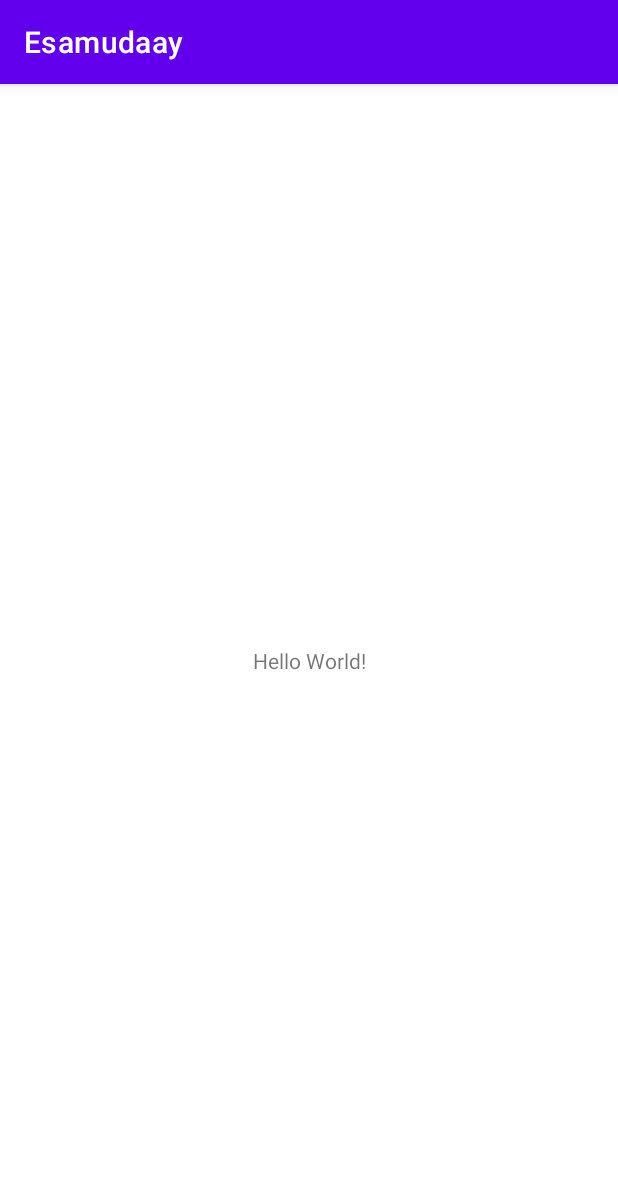
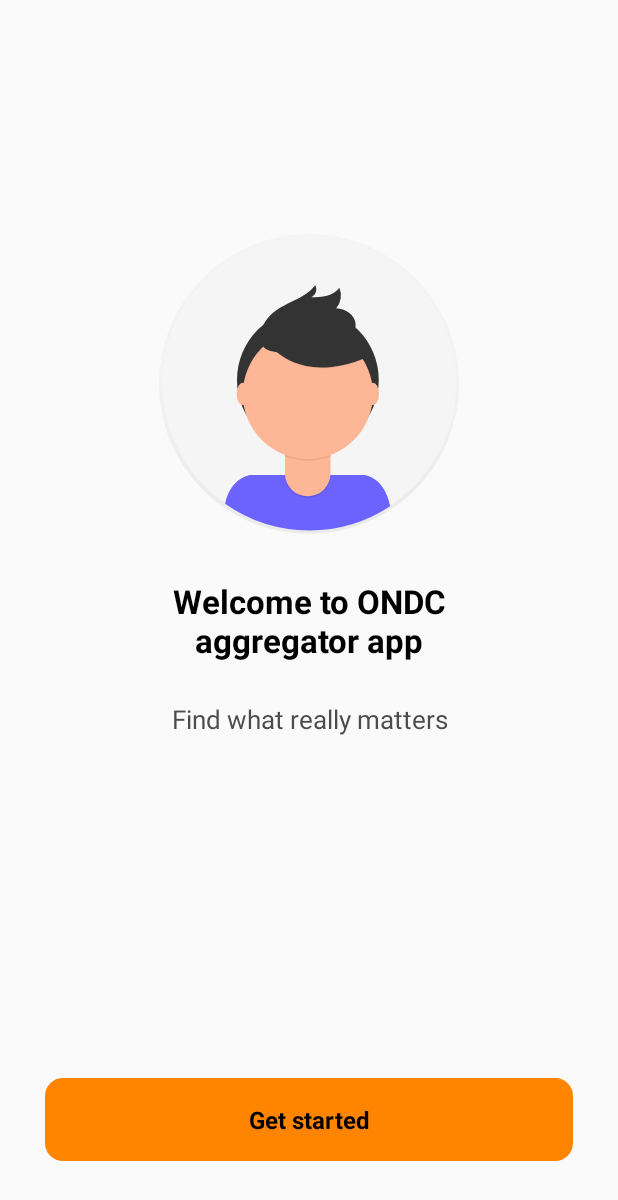
Before and after one commit to vishal719/Esamudaay, an Android app: the screen it shows after launch (MainActivity before the commit, GetStartedActivity after it), on a phone screen of 412 x 824 dp. Shown: the top 1200 px of the screen. Run offline under Robolectric (Android 15) with nearby library versions, the phone set to English and light mode, and no system bars; our stand-ins replace Firebase (no records; nobody signed in at launch, a user with empty details on screens opened directly).

Commit message:
first ui get started AND project setup

```diff
--- /dev/null
+++ b/app/src/main/java/com/example/esamudaay/GetStartedActivity.java
@@ -0,0 +1,163 @@
+package com.example.esamudaay;
+
+import androidx.annotation.NonNull;
+import androidx.annotation.Nullable;
+import androidx.annotation.RequiresApi;
+import androidx.appcompat.app.AppCompatActivity;
+import androidx.appcompat.app.AppCompatDelegate;
+
+import android.app.Activity;
+import android.content.Intent;
+import android.graphics.Color;
+import android.os.Build;
+import android.os.Bundle;
+import android.view.View;
+import android.view.Window;
+import android.view.WindowManager;
+import android.widget.Toast;
+
+import com.example.esamudaay.databinding.ActivityGetStartedBinding;
+import com.google.android.gms.auth.api.signin.GoogleSignIn;
+import com.google.android.gms.auth.api.signin.GoogleSignInAccount;
+import com.google.android.gms.auth.api.signin.GoogleSignInClient;
+import com.google.android.gms.auth.api.signin.GoogleSignInOptions;
+import com.google.android.gms.common.api.ApiException;
+import com.google.android.gms.tasks.OnCompleteListener;
+import com.google.android.gms.tasks.Task;
+import com.google.firebase.auth.AuthCredential;
+import com.google.firebase.auth.AuthResult;
+import com.google.firebase.auth.FirebaseAuth;
+import com.google.firebase.auth.FirebaseUser;
+import com.google.firebase.auth.GoogleAuthProvider;
+import com.google.firebase.database.FirebaseDatabase;
+
+import java.util.Objects;
+
+public class GetStartedActivity extends AppCompatActivity {
+    private static final int RC_SIGN_IN =100 ;
+    ActivityGetStartedBinding binding;
+    private GoogleSignInClient mGoogleSignInClient;
+    FirebaseDatabase database;
+
+    public static void setWindowFlag(Activity activity, final int bits, boolean on) {
+        Window win = activity.getWindow();
+        WindowManager.LayoutParams winParams = win.getAttributes();
+        if (on) {
+            winParams.flags |= bits;
+        } else {
+            winParams.flags &= ~bits;
+        }
+        win.setAttributes(winParams);
+    }
+    @RequiresApi(api = Build.VERSION_CODES.M)
+    public void hideStatus(){
+        /* To make the status bar transparent*/
+
+        getWindow().getDecorView().setSystemUiVisibility(View.SYSTEM_UI_FLAG_LAYOUT_STABLE | View.SYSTEM_UI_FLAG_LAYOUT_FULLSCREEN );
+
+        setWindowFlag(this, WindowManager.LayoutParams.FLAG_TRANSLUCENT_STATUS, false);
+        getWindow().setStatusBarColor(Color.TRANSPARENT);
+    }
+
+    @Override
+    protected void onCreate(Bundle savedInstanceState) {
+        AppCompatDelegate.setDefaultNightMode(AppCompatDelegate.MODE_NIGHT_NO);
+        super.onCreate(savedInstanceState);
+        binding = ActivityGetStartedBinding.inflate(getLayoutInflater());
+        setContentView(binding.getRoot());
+
+        getWindow().getDecorView().setSystemUiVisibility(View.SYSTEM_UI_FLAG_LIGHT_STATUS_BAR);
+        if(Build.VERSION.SDK_INT >= Build.VERSION_CODES.M)
+            hideStatus();
+        database = FirebaseDatabase.getInstance("https://esamudaay-4ae43-default-rtdb.asia-southeast1.firebasedatabase.app/");
+
+
+        FirebaseUser currentUser = FirebaseAuth.getInstance().getCurrentUser();
+        checkUsername(currentUser);
+
+        binding.signin.setOnClickListener(new View.OnClickListener() {
+            @Override
+            public void onClick(View v) {
+
+                signIn();
+            }
+        });
+
+        // Configure Google Sign In
+        GoogleSignInOptions gso = new GoogleSignInOptions.Builder(GoogleSignInOptions.DEFAULT_SIGN_IN)
+                .requestIdToken(getString(R.string.default_web_client_id))
+                .requestEmail()
+                .build();
+
+        mGoogleSignInClient = GoogleSignIn.getClient(this, gso);
+        FirebaseAuth firebaseAuth = FirebaseAuth.getInstance();
+
+    }
+
+    private void signIn() {
+        mGoogleSignInClient.signOut();
+        Intent signInIntent = mGoogleSignInClient.getSignInIntent();
+        startActivityForResult(signInIntent, RC_SIGN_IN);
+    }
+
+    @Override
+    protected void onActivityResult(int requestCode, int resultCode, @Nullable Intent data) {
+        super.onActivityResult(requestCode, resultCode, data);
+        // Result returned from launching the Intent from GoogleSignInApi.getSignInIntent(...);
+        if (requestCode == RC_SIGN_IN) {
+            Task<GoogleSignInAccount> task = GoogleSignIn.getSignedInAccountFromIntent(data);
+            try {
+                // Google Sign In was successful, authenticate with Firebase
+                GoogleSignInAccount account = task.getResult(ApiException.class);
+                firebaseAuthWithGoogle(account.getIdToken());
+            } catch (ApiException e) {
+                // Google Sign In failed, update UI appropriately
+            }
+        }
+    }
+    private void firebaseAuthWithGoogle(String idToken) {
+        AuthCredential credential = GoogleAuthProvider.getCredential(idToken, null);
+        FirebaseAuth.getInstance().signInWithCredential(credential)
+                .addOnCompleteListener(this, new OnCompleteListener<AuthResult>() {
+                    @Override
+                    public void onComplete(@NonNull Task<AuthResult> task) {
+                        if (task.isSuccessful()) {
+                            // Sign in success, update UI with the signed-in user's information
+
+                            boolean isNew = Objects.requireNonNull(task.getResult().getAdditionalUserInfo()).isNewUser();
+                            FirebaseUser user = FirebaseAuth.getInstance().getCurrentUser();
+
+//                            if(isNew){
+//                                database.getReference().child("Incomplete_login").child(FirebaseAuth.getInstance().getUid()).setValue(FirebaseAuth.getInstance().getUid());
+//                                Intent intent = new Intent(GetStartedActivity.this,UserDetailActivity.class);
+//                                intent.putExtra("msg", "false");
+//                                Toast.makeText(GetStartedActivity.this, "New USer", Toast.LENGTH_SHORT).show();
+//                                startActivity(intent);
+//                                finishAffinity();
+//                            }
+//                            else{
+//                                Intent intent = new Intent(GetStartedActivity.this,HomeActivity.class);
+//                                startActivity(intent);
+//                                Toast.makeText(GetStartedActivity.this,"Old User",Toast.LENGTH_SHORT).show();
+//                                finishAffinity();
+//                            }
+                            finish();
+                        }
+                        else {
+                            // If sign in fails, display a message to the user.
+                        }
+                    }
+                });
+    }
+
+    public void checkUsername(FirebaseUser currentUser){
+        if(currentUser != null){
+            currentUser.reload();
+//            Intent intent = new Intent(GetStartedActivity.this,HomeActivity.class);
+//            intent.addFlags(Intent.FLAG_ACTIVITY_CLEAR_TOP);
+//            startActivity(intent);
+            finish();
+
+        }
+    }
+}
--- /dev/null
+++ b/app/src/main/res/drawable/buttonbg.xml
@@ -0,0 +1,12 @@
+<?xml version="1.0" encoding="utf-8"?>
+<ripple xmlns:android="http://schemas.android.com/apk/res/android"
+    android:color="#00000000">
+    <item>
+        <shape android:shape="rectangle">
+            <gradient android:startColor="#000000"
+                android:endColor="#000000"/>
+            <corners android:radius="12dp"/>
+        </shape>
+    </item>
+
+</ripple>
--- /dev/null
+++ b/app/src/main/res/drawable/ic_undraw_profile_pic_ic5t.xml
@@ -0,0 +1,66 @@
+<vector xmlns:android="http://schemas.android.com/apk/res/android"
+    xmlns:aapt="http://schemas.android.com/aapt"
+    android:width="698dp"
+    android:height="698dp"
+    android:viewportWidth="698"
+    android:viewportHeight="698">
+  <path
+      android:pathData="M349,349m-349,0a349,349 0,1 1,698 0a349,349 0,1 1,-698 0"
+      android:strokeAlpha="0.5"
+      android:fillAlpha="0.5">
+    <aapt:attr name="android:fillColor">
+      <gradient
+          android:startY="698"
+          android:startX="349"
+          android:endY="0"
+          android:endX="349"
+          android:type="linear">
+        <item android:offset="0" android:color="#3F808080"/>
+        <item android:offset="0.54" android:color="#1E808080"/>
+        <item android:offset="1" android:color="#19808080"/>
+      </gradient>
+    </aapt:attr>
+  </path>
+  <path
+      android:pathData="M349.68,346.77m-341.64,0a341.64,341.64 0,1 1,683.28 0a341.64,341.64 0,1 1,-683.28 0"
+      android:fillColor="#f5f5f5"/>
+  <path
+      android:pathData="M350,689.76a340,340 0,0 0,187.79 -56.2c-12.59,-68.8 -60.5,-72.72 -60.5,-72.72L213.09,560.84s-45.21,3.71 -59.33,67A340.07,340.07 0,0 0,350 689.76Z"
+      android:fillColor="#6c63ff"/>
+  <path
+      android:pathData="M346.37,339.57m-164.9,0a164.9,164.9 0,1 1,329.8 0a164.9,164.9 0,1 1,-329.8 0"
+      android:fillColor="#333"/>
+  <path
+      android:fillColor="#FF000000"
+      android:pathData="M293.15,476.92H398.81a0,0 0,0 1,0 0v84.53A52.83,52.83 0,0 1,346 614.28h0a52.83,52.83 0,0 1,-52.83 -52.83V476.92a0,0 0,0 1,0 0Z"
+      android:strokeAlpha="0.1"
+      android:fillAlpha="0.1"/>
+  <path
+      android:pathData="M296.5,473h99a3.35,3.35 0,0 1,3.35 3.35v81.18A52.83,52.83 0,0 1,346 610.37h0a52.83,52.83 0,0 1,-52.83 -52.83V476.35A3.35,3.35 0,0 1,296.5 473Z"
+      android:fillColor="#fdb797"/>
+  <path
+      android:fillColor="#FF000000"
+      android:pathData="M293.34,516.82a152.07,152.07 0,0 0,105.66 0.29v-13L293.34,504.11Z"
+      android:strokeAlpha="0.1"
+      android:fillAlpha="0.1"/>
+  <path
+      android:pathData="M346.37,372.44m-151.45,0a151.45,151.45 0,1 1,302.9 0a151.45,151.45 0,1 1,-302.9 0"
+      android:fillColor="#fdb797"/>
+  <path
+      android:fillColor="#FF000000"
+      android:pathData="M238.49,234.68S302.32,364.24 482.37,289l-41.92,-65.73 -74.31,-26.67Z"
+      android:strokeAlpha="0.1"
+      android:fillAlpha="0.1"/>
+  <path
+      android:pathData="M238.49,232.78s63.83,129.56 243.88,54.3l-41.92,-65.73 -74.31,-26.67Z"
+      android:fillColor="#333"/>
+  <path
+      android:pathData="M237.93,224a87.49,87.49 0,0 1,21.69 -35.27c29.79,-29.45 78.63,-35.66 103.68,-69.24 6,9.32 1.36,23.65 -9,27.65 24,-0.16 51.81,-2.26 65.38,-22a44.89,44.89 0,0 1,-7.57 47.4c21.27,1 44,15.4 45.34,36.65 0.92,14.16 -8,27.56 -19.59,35.68s-25.71,11.85 -39.56,14.9C357.86,268.7 211.54,306.07 237.93,224Z"
+      android:fillColor="#333"/>
+  <path
+      android:pathData="M180.77,372.3a14.09,26.42 0,1 0,28.18 0a14.09,26.42 0,1 0,-28.18 0z"
+      android:fillColor="#fdb797"/>
+  <path
+      android:pathData="M483.71,372.3a14.09,26.42 0,1 0,28.18 0a14.09,26.42 0,1 0,-28.18 0z"
+      android:fillColor="#fdb797"/>
+</vector>
--- /dev/null
+++ b/app/src/main/res/layout/activity_get_started.xml
@@ -0,0 +1,68 @@
+<?xml version="1.0" encoding="utf-8"?>
+<androidx.constraintlayout.widget.ConstraintLayout xmlns:android="http://schemas.android.com/apk/res/android"
+    xmlns:app="http://schemas.android.com/apk/res-auto"
+    xmlns:tools="http://schemas.android.com/tools"
+    android:layout_width="match_parent"
+    android:layout_height="match_parent"
+    tools:context=".GetStartedActivity">
+
+
+    <ImageView
+        android:id="@+id/imageView2"
+        android:layout_width="200dp"
+        android:layout_height="200dp"
+        android:src="@drawable/ic_undraw_profile_pic_ic5t"
+        app:layout_constraintBottom_toBottomOf="parent"
+        app:layout_constraintEnd_toEndOf="parent"
+        app:layout_constraintStart_toStartOf="parent"
+        app:layout_constraintTop_toTopOf="parent"
+        app:layout_constraintVertical_bias="0.25" />
+
+    <TextView
+        android:id="@+id/textView2"
+        android:layout_width="200dp"
+        android:layout_height="wrap_content"
+        android:text="Welcome to ONDC aggregator app"
+        android:textColor="@color/black"
+        android:textSize="22dp"
+        android:gravity="center"
+        android:layout_marginTop="30dp"
+        android:textStyle="bold"
+        app:layout_constraintEnd_toEndOf="parent"
+        app:layout_constraintStart_toStartOf="parent"
+        app:layout_constraintTop_toBottomOf="@+id/imageView2" />
+
+    <TextView
+        android:id="@+id/textView3"
+        android:layout_width="250dp"
+        android:layout_height="wrap_content"
+        android:layout_marginTop="26dp"
+
+        android:gravity="center"
+        android:text="Find what really matters"
+        android:textColor="@color/AppTextColour"
+        android:textSize="17dp"
+        app:layout_constraintEnd_toEndOf="@+id/textView2"
+        app:layout_constraintStart_toStartOf="@+id/textView2"
+        app:layout_constraintTop_toBottomOf="@+id/textView2" />
+
+    <TextView
+        android:layout_width="match_parent"
+        android:layout_height="55dp"
+        android:id="@+id/signin"
+        android:background="@drawable/buttonbg"
+        android:gravity="center"
+        android:text="Get started"
+        android:textColor="@color/black"
+        android:textSize="16dp"
+        android:textStyle="bold"
+        android:layout_marginBottom="50dp"
+        android:layout_marginLeft="30dp"
+        android:layout_marginRight="30dp"
+        android:backgroundTint="#FF8400"
+        app:layout_constraintBottom_toBottomOf="parent"
+        app:layout_constraintEnd_toEndOf="parent"
+        app:layout_constraintStart_toStartOf="parent" />
+
+
+</androidx.constraintlayout.widget.ConstraintLayout>
--- a/app/src/main/res/values-night/themes.xml
+++ b/app/src/main/res/values-night/themes.xml
@@ -1,6 +1,6 @@
 <resources xmlns:tools="http://schemas.android.com/tools">
     <!-- Base application theme. -->
-    <style name="Theme.Esamudaay" parent="Theme.MaterialComponents.DayNight.DarkActionBar">
+    <style name="Theme.Esamudaay" parent="Theme.MaterialComponents.DayNight.NoActionBar.Bridge">
         <!-- Primary brand color. -->
         <item name="colorPrimary">@color/purple_200</item>
         <item name="colorPrimaryVariant">@color/purple_700</item>
--- a/app/src/main/res/values/themes.xml
+++ b/app/src/main/res/values/themes.xml
@@ -1,6 +1,6 @@
 <resources xmlns:tools="http://schemas.android.com/tools">
     <!-- Base application theme. -->
-    <style name="Theme.Esamudaay" parent="Theme.MaterialComponents.DayNight.DarkActionBar">
+    <style name="Theme.Esamudaay" parent="Theme.MaterialComponents.DayNight.NoActionBar.Bridge">
         <!-- Primary brand color. -->
         <item name="colorPrimary">@color/purple_500</item>
         <item name="colorPrimaryVariant">@color/purple_700</item>
```
Also changed, not shown: app/build.gradle (+15 -0 lines), app/src/main/AndroidManifest.xml (+6 -1 lines), app/src/main/res/drawable/google_button.xml (added, +19 -0 lines), app/src/main/res/values/colors.xml (+25 -0 lines), build.gradle (+21 -4 lines), gradle.properties (+6 -1 lines), settings.gradle (+10 -7 lines).
